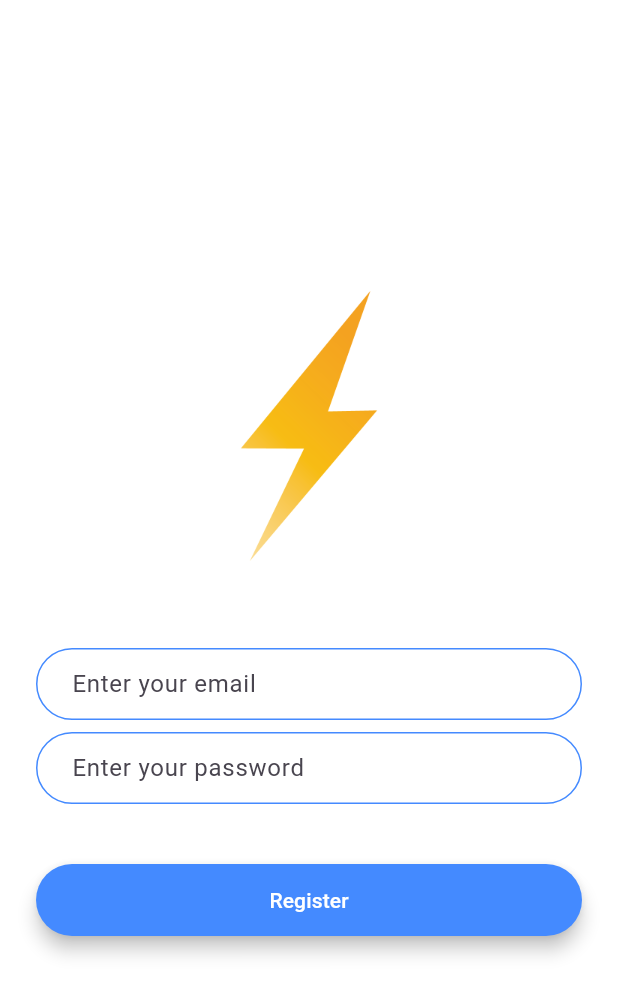
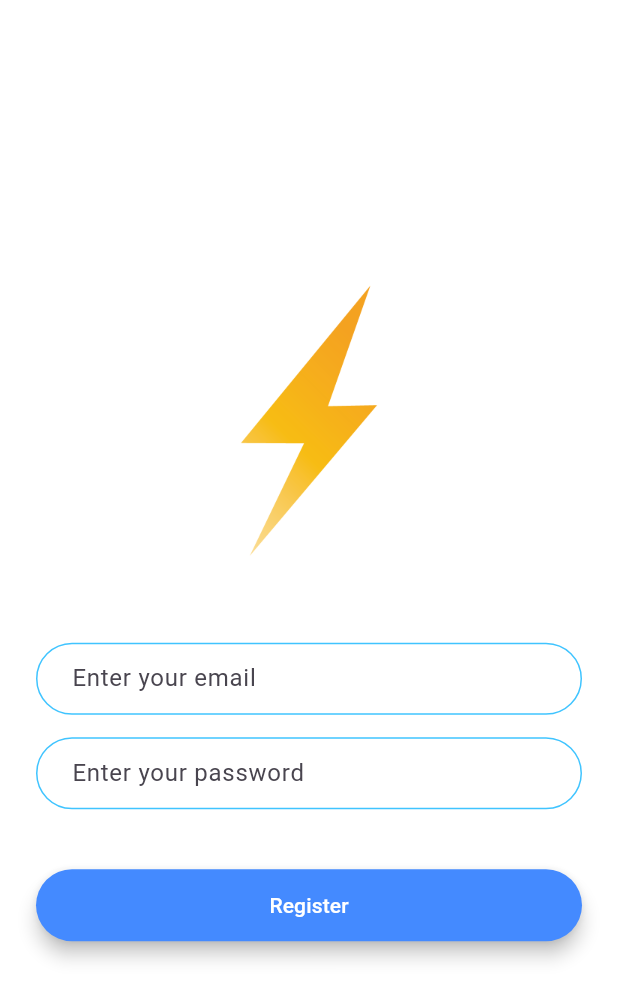
Before and after one commit to SaboorShaikh/Flash_Chat, a Flutter app: the screen it shows after launch, after a tap on "Register", on a phone screen of 412 x 824 dp. Shown: the top 1000 px of the screen. Run offline on Flutter 3.47's test engine with Material 3 defaults, Android fonts, the phone set to English and light mode, and no system bars; our stand-ins replace animated_text_kit.

Commit message:
UI complete

```diff
--- /dev/null
+++ b/lib/components/rounded_button.dart
@@ -0,0 +1,31 @@
+import 'package:flutter/material.dart';
+
+class RoundedButton extends StatelessWidget {
+  const RoundedButton({
+    required this.color,
+    required this.title,
+    required this.onPressed,
+  });
+
+  final Color color;
+  final String title;
+  final VoidCallback onPressed;
+
+  @override
+  Widget build(BuildContext context) {
+    return Padding(
+      padding: EdgeInsets.symmetric(vertical: 16.0),
+      child: Material(
+        elevation: 5.0,
+        color: color,
+        borderRadius: BorderRadius.circular(30.0),
+        child: MaterialButton(
+          onPressed: onPressed,
+          minWidth: 200.0,
+          height: 42.0,
+          child: Text(title, style: TextStyle(color: Colors.white)),
+        ),
+      ),
+    );
+  }
+}
--- a/lib/constants.dart
+++ b/lib/constants.dart
@@ -15,3 +15,19 @@ const kMessageTextFieldDecoration = InputDecoration(
 const kMessageContainerDecoration = BoxDecoration(
   border: Border(top: BorderSide(color: Colors.lightBlueAccent, width: 2.0)),
 );
+
+const kTextFieldDecoration = InputDecoration(
+  hintText: 'Enter a value',
+  contentPadding: EdgeInsets.symmetric(vertical: 10.0, horizontal: 20.0),
+  border: OutlineInputBorder(
+    borderRadius: BorderRadius.all(Radius.circular(32.0)),
+  ),
+  enabledBorder: OutlineInputBorder(
+    borderSide: BorderSide(color: Colors.lightBlueAccent, width: 1.0),
+    borderRadius: BorderRadius.all(Radius.circular(32.0)),
+  ),
+  focusedBorder: OutlineInputBorder(
+    borderSide: BorderSide(color: Colors.lightBlueAccent, width: 2.0),
+    borderRadius: BorderRadius.all(Radius.circular(32.0)),
+  ),
+);
--- a/lib/screens/registration_screen.dart
+++ b/lib/screens/registration_screen.dart
@@ -1,7 +1,9 @@
+import 'package:flash_chat/components/rounded_button.dart';
+import 'package:flash_chat/screens/chat_screen.dart';
+import 'package:flash_chat/constants.dart';
 import 'package:flutter/material.dart';
 
 class RegistrationScreen extends StatefulWidget {
-
   static const String id = 'registration_screen';
 
   @override
@@ -19,74 +21,39 @@ class _RegistrationScreenState extends State<RegistrationScreen> {
           mainAxisAlignment: MainAxisAlignment.center,
           crossAxisAlignment: CrossAxisAlignment.stretch,
           children: <Widget>[
-            Container(height: 200.0, child: Image.asset('images/logo.png')),
+            Hero(
+              tag: 'logo',
+              child: SizedBox(
+                height: 200.0,
+                child: Image.asset('images/logo.png'),
+              ),
+            ),
             SizedBox(height: 48.0),
             TextField(
               onChanged: (value) {
-                //Do something with the user input.
+                // Do something with the user input.
               },
-              decoration: InputDecoration(
+              decoration: kTextFieldDecoration.copyWith(
                 hintText: 'Enter your email',
-                contentPadding: EdgeInsets.symmetric(
-                  vertical: 10.0,
-                  horizontal: 20.0,
-                ),
-                border: OutlineInputBorder(
-                  borderRadius: BorderRadius.all(Radius.circular(32.0)),
-                ),
-                enabledBorder: OutlineInputBorder(
-                  borderSide: BorderSide(color: Colors.blueAccent, width: 1.0),
-                  borderRadius: BorderRadius.all(Radius.circular(32.0)),
-                ),
-                focusedBorder: OutlineInputBorder(
-                  borderSide: BorderSide(color: Colors.blueAccent, width: 2.0),
-                  borderRadius: BorderRadius.all(Radius.circular(32.0)),
-                ),
               ),
             ),
-            SizedBox(height: 8.0),
+            SizedBox(height: 15.0),
             TextField(
+              obscureText: true,
               onChanged: (value) {
-                //Do something with the user input.
+                // Do something with the user input.
               },
-              decoration: InputDecoration(
+              decoration: kTextFieldDecoration.copyWith(
                 hintText: 'Enter your password',
-                contentPadding: EdgeInsets.symmetric(
-                  vertical: 10.0,
-                  horizontal: 20.0,
-                ),
-                border: OutlineInputBorder(
-                  borderRadius: BorderRadius.all(Radius.circular(32.0)),
-                ),
-                enabledBorder: OutlineInputBorder(
-                  borderSide: BorderSide(color: Colors.blueAccent, width: 1.0),
-                  borderRadius: BorderRadius.all(Radius.circular(32.0)),
-                ),
-                focusedBorder: OutlineInputBorder(
-                  borderSide: BorderSide(color: Colors.blueAccent, width: 2.0),
-                  borderRadius: BorderRadius.all(Radius.circular(32.0)),
-                ),
               ),
             ),
             SizedBox(height: 24.0),
-            Padding(
-              padding: EdgeInsets.symmetric(vertical: 16.0),
-              child: Material(
-                color: Colors.blueAccent,
-                borderRadius: BorderRadius.all(Radius.circular(30.0)),
-                elevation: 5.0,
-                child: MaterialButton(
-                  onPressed: () {
-                    //Implement registration functionality.
-                  },
-                  minWidth: 200.0,
-                  height: 42.0,
-                  child: Text(
-                    'Register',
-                    style: TextStyle(color: Colors.white),
-                  ),
-                ),
-              ),
+            RoundedButton(
+              color: Colors.blueAccent,
+              title: 'Register',
+              onPressed: () {
+                Navigator.pushNamed(context, ChatScreen.id);
+              },
             ),
           ],
         ),
--- a/lib/screens/welcome_screen.dart
+++ b/lib/screens/welcome_screen.dart
@@ -1,3 +1,5 @@
+import 'package:flash_chat/components/rounded_button.dart';
+import 'package:animated_text_kit/animated_text_kit.dart';
 import 'package:flutter/material.dart';
 import 'registration_screen.dart';
 import 'login_screen.dart';
@@ -9,11 +11,41 @@ class WelcomeScreen extends StatefulWidget {
   _WelcomeScreenState createState() => _WelcomeScreenState();
 }
 
-class _WelcomeScreenState extends State<WelcomeScreen> {
+class _WelcomeScreenState extends State<WelcomeScreen>
+    with SingleTickerProviderStateMixin {
+  late AnimationController controller;
+  late Animation animation;
+
+  @override
+  void initState() {
+    super.initState();
+
+    controller = AnimationController(
+      duration: Duration(seconds: 1),
+      vsync: this,
+    );
+
+    animation = ColorTween(
+      begin: Colors.blueGrey,
+      end: Colors.white,
+    ).animate(controller);
+
+    controller.forward();
+    controller.addListener(() {
+      setState(() {});
+    });
+  }
+
+  @override
+  void dispose() {
+    controller.dispose();
+    super.dispose();
+  }
+
   @override
   Widget build(BuildContext context) {
     return Scaffold(
-      backgroundColor: Colors.white,
+      backgroundColor: animation.value,
       body: Padding(
         padding: EdgeInsets.symmetric(horizontal: 24.0),
         child: Column(
@@ -22,45 +54,44 @@ class _WelcomeScreenState extends State<WelcomeScreen> {
           children: <Widget>[
             Row(
               children: <Widget>[
-                Container(child: Image.asset('images/logo.png'), height: 60.0),
-                Text(
+                Hero(
+                  tag: 'logo',
+                  child: SizedBox(
+                    height: 60,
+                    child: Image.asset('images/logo.png'),
+                  ),
+                ),
+                AnimatedTextKit(
+                  animatedTexts: [
+                    TypewriterAnimatedText(
                       'Flash Chat',
-                  style: TextStyle(fontSize: 45.0, fontWeight: FontWeight.w900),
+                      textStyle: TextStyle(
+                        fontSize: 45.0,
+                        fontWeight: FontWeight.w900,
+                      ),
+                    ),
+                  ],
+                  totalRepeatCount: 4,
+                  pause: Duration(milliseconds: 1000),
+                  displayFullTextOnTap: true,
+                  stopPauseOnTap: true,
                 ),
               ],
             ),
             SizedBox(height: 48.0),
-            Padding(
-              padding: EdgeInsets.symmetric(vertical: 16.0),
-              child: Material(
-                elevation: 5.0,
+            RoundedButton(
               color: Colors.lightBlueAccent,
-                borderRadius: BorderRadius.circular(30.0),
-                child: MaterialButton(
+              title: 'Log In',
               onPressed: () {
                 Navigator.pushNamed(context, LoginScreen.id);
               },
-                  minWidth: 200.0,
-                  height: 42.0,
-                  child: Text('Log In'),
             ),
-              ),
-            ),
-            Padding(
-              padding: EdgeInsets.symmetric(vertical: 16.0),
-              child: Material(
+            RoundedButton(
               color: Colors.blueAccent,
-                borderRadius: BorderRadius.circular(30.0),
-                elevation: 5.0,
-                child: MaterialButton(
+              title: 'Register',
               onPressed: () {
                 Navigator.pushNamed(context, RegistrationScreen.id);
               },
-                  minWidth: 200.0,
-                  height: 42.0,
-                  child: Text('Register'),
-                ),
-              ),
             ),
           ],
         ),
--- a/pubspec.yaml
+++ b/pubspec.yaml
@@ -34,6 +34,7 @@ dependencies:
   # The following adds the Cupertino Icons font to your application.
   # Use with the CupertinoIcons class for iOS style icons.
   cupertino_icons: ^1.0.8
+  animated_text_kit: ^4.2.3
 
 dev_dependencies:
   flutter_test:
```
Also changed, not shown: lib/screens/login_screen.dart (+20 -63 lines), pubspec.lock. Lines whose indentation alone changed are shown as unchanged.
